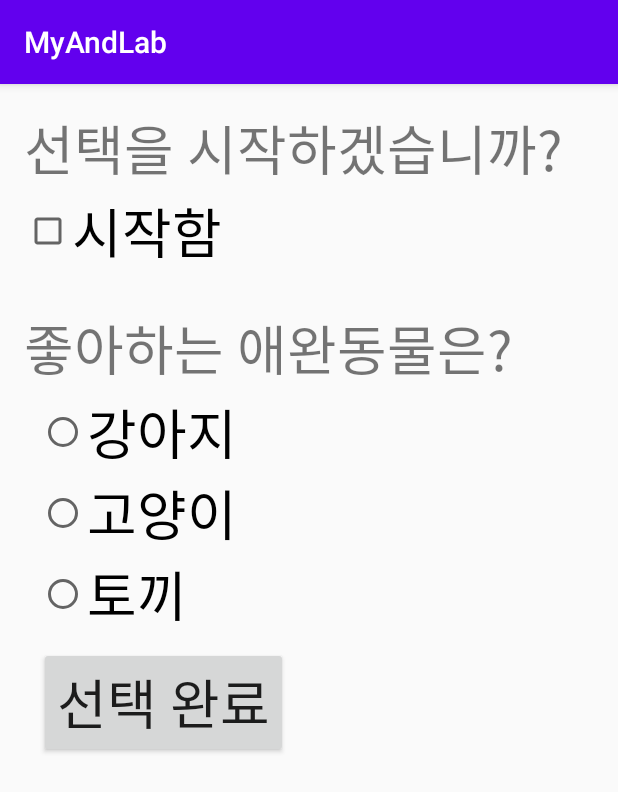
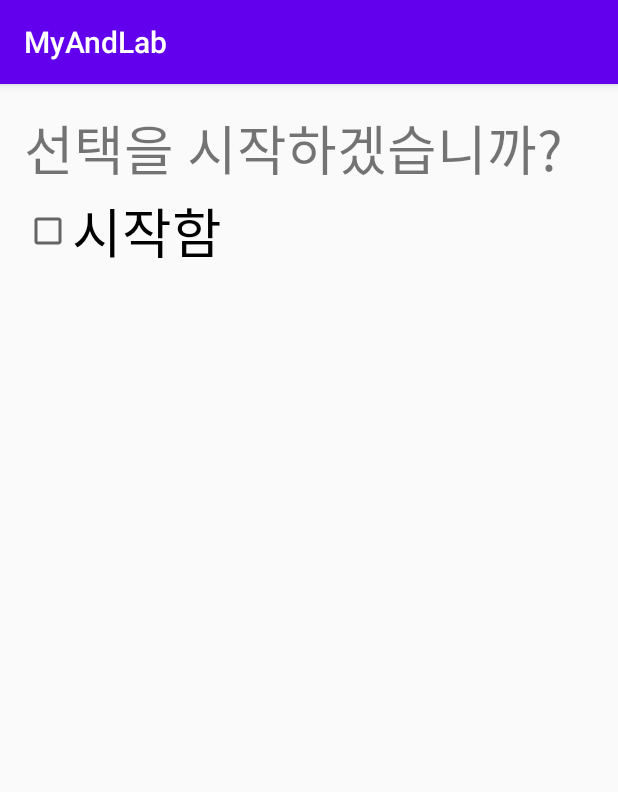
Before and after one commit to progh2/MyAndLab, an Android app: the LovelyPetActivity screen opened directly, with no data from a screen before it, on a phone screen of 412 x 824 dp. Shown: the top 792 px of the screen. Run offline under Robolectric (Android 15) with nearby library versions, the phone set to English and light mode, and no system bars.

Commit message:
#5 디자인 작업 완료

```diff
--- a/app/src/main/res/layout/activity_lovely_pet.xml
+++ b/app/src/main/res/layout/activity_lovely_pet.xml
@@ -35,6 +35,7 @@
         android:layout_marginTop="24dp"
         android:text="좋아하는 애완동물은?"
         android:textSize="36sp"
+        android:visibility="invisible"
         app:layout_constraintStart_toStartOf="@+id/cbStart"
         app:layout_constraintTop_toBottomOf="@+id/cbStart" />
 
@@ -46,7 +47,8 @@
         android:layout_marginLeft="10dp"
         android:layout_marginTop="2dp"
         app:layout_constraintStart_toStartOf="@+id/textView2"
-        app:layout_constraintTop_toBottomOf="@+id/textView2">
+        app:layout_constraintTop_toBottomOf="@+id/textView2"
+        android:visibility="invisible">
 
         <RadioButton
             android:id="@+id/rbDog"
@@ -74,9 +76,27 @@
         android:id="@+id/btnSelect"
         android:layout_width="0dp"
         android:layout_height="wrap_content"
-        android:layout_marginTop="8dp"
+        android:layout_marginTop="16dp"
+        android:layout_marginStart="16dp"
+        android:layout_marginEnd="16dp"
         android:text="선택 완료"
         android:textSize="36sp"
-        app:layout_constraintStart_toStartOf="@+id/radioGroup2"
-        app:layout_constraintTop_toBottomOf="@+id/radioGroup2" />
+        android:visibility="invisible"
+        app:layout_constraintTop_toBottomOf="@+id/radioGroup2"
+        app:layout_constraintStart_toStartOf="parent"
+        app:layout_constraintEnd_toEndOf="parent"
+        />
+
+    <ImageView
+        android:id="@+id/ImgPet"
+        android:layout_width="wrap_content"
+        android:layout_height="wrap_content"
+        android:visibility="invisible"
+        android:layout_marginTop="10dp"
+        app:layout_constraintStart_toStartOf="parent"
+        app:layout_constraintEnd_toEndOf="parent"
+        app:layout_constraintTop_toBottomOf="@id/btnSelect"
+
+        />
+
 </androidx.constraintlayout.widget.ConstraintLayout>
```
